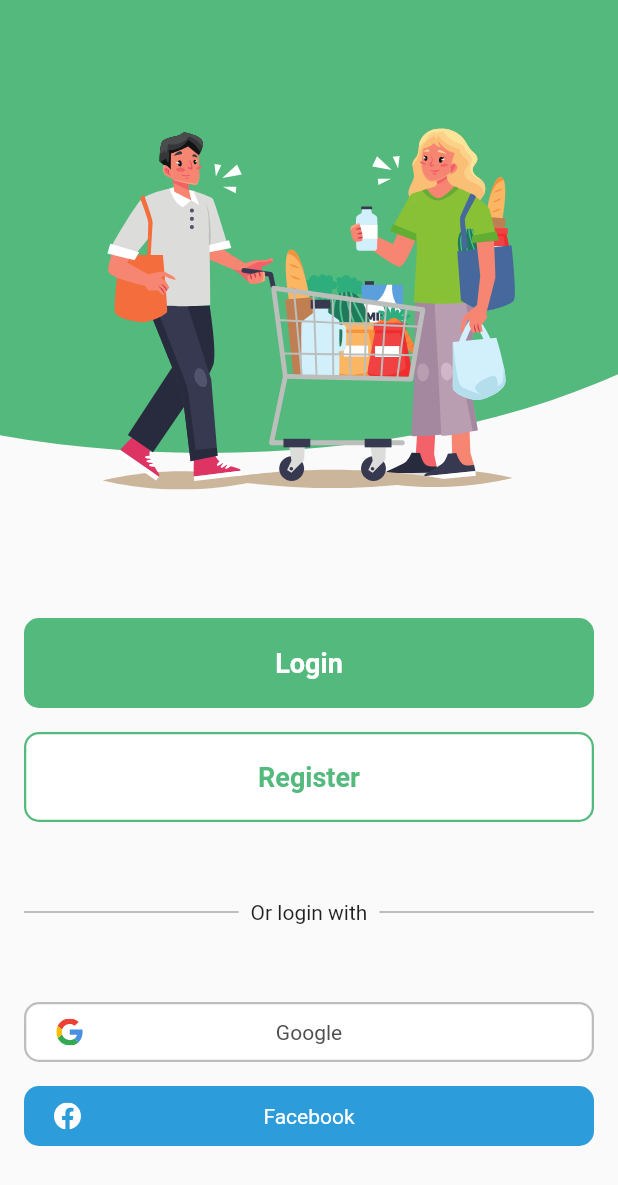
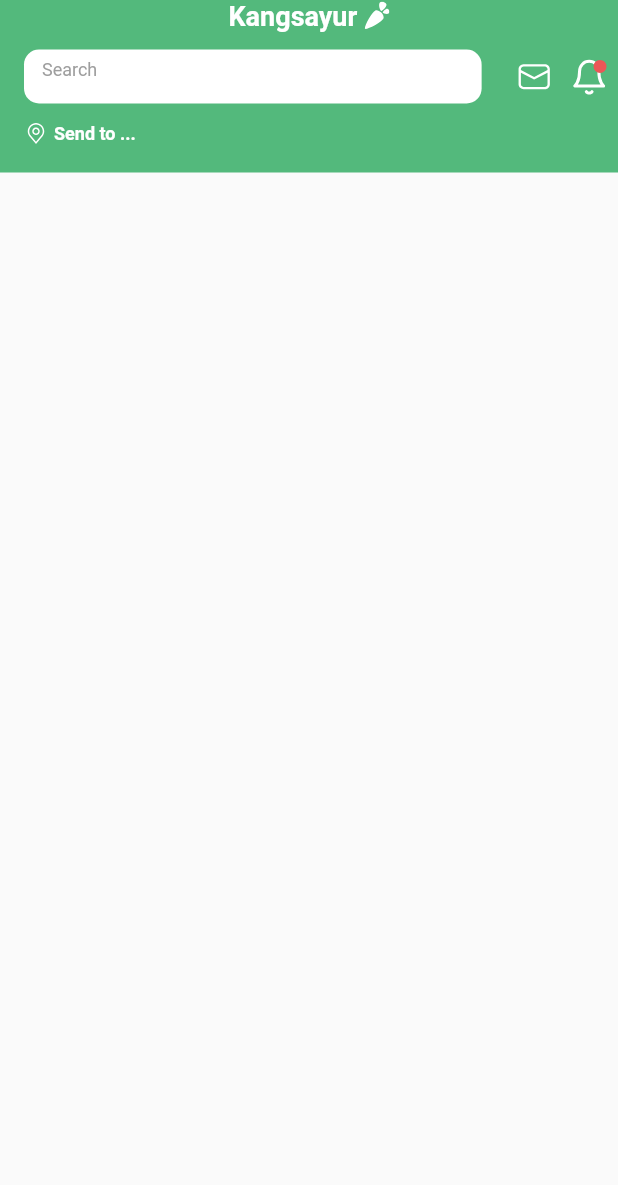
Before and after one commit to ilhamt35/kangsayur-app, a Flutter app: the screen it shows after launch, on a phone screen of 412 x 824 dp. Shown: the top 1185 px of the screen. Run offline on Flutter 3.47's test engine with Material 2 defaults, Android fonts, the phone set to English and light mode, and no system bars; our stand-ins replace flutter_svg.

Commit message:
Add HomePage

```diff
--- a/lib/main.dart
+++ b/lib/main.dart
@@ -1,4 +1,5 @@
 import 'package:flutter/material.dart';
+import 'package:kangsayur_app/view/home_page.dart';
 import 'package:kangsayur_app/view/login_register_page.dart';
 
 void main() {
@@ -12,7 +13,7 @@ class MyApp extends StatelessWidget {
   Widget build(BuildContext context) {
     return MaterialApp(
       debugShowCheckedModeBanner: false,
-      home: LoginRegisterPage(),
+      home: HomePage(),
     );
   }
 }
--- /dev/null
+++ b/lib/view/home_page.dart
@@ -0,0 +1,92 @@
+import 'package:flutter/cupertino.dart';
+import 'package:flutter/material.dart';
+import 'package:flutter_svg/flutter_svg.dart';
+import 'package:kangsayur_app/colors.dart';
+
+class HomePage extends StatelessWidget {
+  const HomePage({Key? key}) : super(key: key);
+
+  @override
+  Widget build(BuildContext context) {
+    return Scaffold(
+      appBar: PreferredSize(
+        preferredSize: Size.fromHeight(115),
+        child: AppBar(
+          elevation: 0,
+          flexibleSpace: Column(
+            children: [
+              SafeArea(
+                child: Row(
+                  mainAxisAlignment: MainAxisAlignment.center,
+                  children: [
+                    Text(
+                      'Kangsayur ',
+                      style: TextStyle(
+                        fontSize: 18,
+                        color: Colors.white,
+                        fontWeight: FontWeight.bold,
+                      ),
+                    ),
+                    SvgPicture.asset('assets/logo.svg')
+                  ],
+                ),
+              ),
+              SizedBox(
+                height: 12,
+              ),
+              Row(
+                mainAxisAlignment: MainAxisAlignment.spaceEvenly,
+                children: [
+                  Expanded(
+                    flex: 9,
+                    child: Container(
+                      height: 36,
+                      margin: EdgeInsets.symmetric(horizontal: 16),
+                      child: TextField(
+                        style: TextStyle(
+                          fontSize: 12,
+                        ),
+                        decoration: InputDecoration(
+                            fillColor: Colors.white,
+                            filled: true,
+                            hintText: 'Search',
+                            hintStyle: TextStyle(color: Colors.grey),
+                            border: OutlineInputBorder(
+                                borderSide: BorderSide.none,
+                                borderRadius: BorderRadius.circular(10))),
+                      ),
+                    ),
+                  ),
+                  Expanded(
+                      flex: 1, child: SvgPicture.asset('assets/inbox.svg')),
+                  Expanded(
+                      flex: 1,
+                      child: SvgPicture.asset('assets/notification.svg')),
+                ],
+              ),
+              SizedBox(
+                height: 12,
+              ),
+              Row(
+                mainAxisAlignment: MainAxisAlignment.start,
+                children: [
+                  Container(
+                      margin: EdgeInsets.only(left: 16, right: 4),
+                      child: SvgPicture.asset('assets/location.svg')),
+                  Text(
+                    'Send to ...',
+                    style: TextStyle(
+                        fontSize: 12,
+                        fontWeight: FontWeight.bold,
+                        color: Colors.white),
+                  )
+                ],
+              )
+            ],
+          ),
+          backgroundColor: green,
+        ),
+      ),
+    );
+  }
+}
```
Also changed, not shown: assets/inbox.svg (added), assets/location.svg (added), assets/notification.svg (added).
